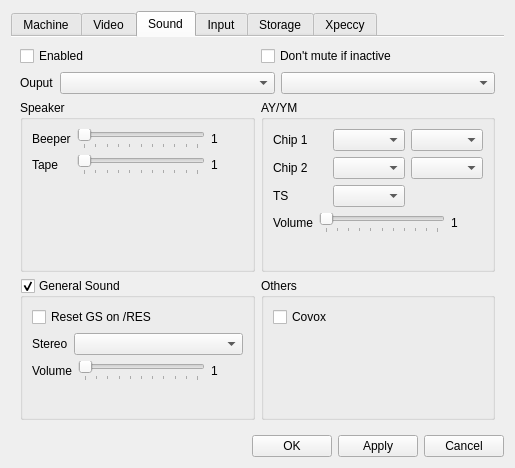
samstyle/Xpeccy, file ui/setupwin.ui: the form before one commit.
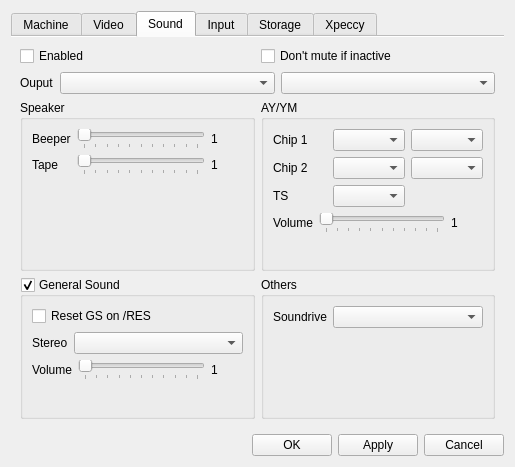
The form after the commit. The open tabs and pages were chosen to show the change. Icons and pictures are not drawn.

```diff
--- a/ui/setupwin.ui
+++ b/ui/setupwin.ui
@@ -7,7 +7,7 @@
     <x>0</x>
     <y>0</y>
     <width>505</width>
-    <height>468</height>
+    <height>464</height>
    </rect>
   </property>
   <property name="sizePolicy">
@@ -1012,13 +1012,6 @@
               <string>Others</string>
              </property>
              <layout class="QGridLayout" name="gridLayout_6">
-              <item row="0" column="0">
-               <widget class="QCheckBox" name="covoxBox">
-                <property name="text">
-                 <string>Covox</string>
-                </property>
-               </widget>
-              </item>
               <item row="1" column="0">
                <spacer name="verticalSpacer_17">
                 <property name="orientation">
@@ -1045,6 +1038,16 @@
                 </property>
                </spacer>
               </item>
+              <item row="0" column="0">
+               <widget class="QLabel" name="label_41">
+                <property name="text">
+                 <string>Soundrive</string>
+                </property>
+               </widget>
+              </item>
+              <item row="0" column="1">
+               <widget class="QComboBox" name="sdrvBox"/>
+              </item>
              </layout>
             </widget>
            </item>
```
Left out of the diff: 11 changed lines with no effect on the pictures.
